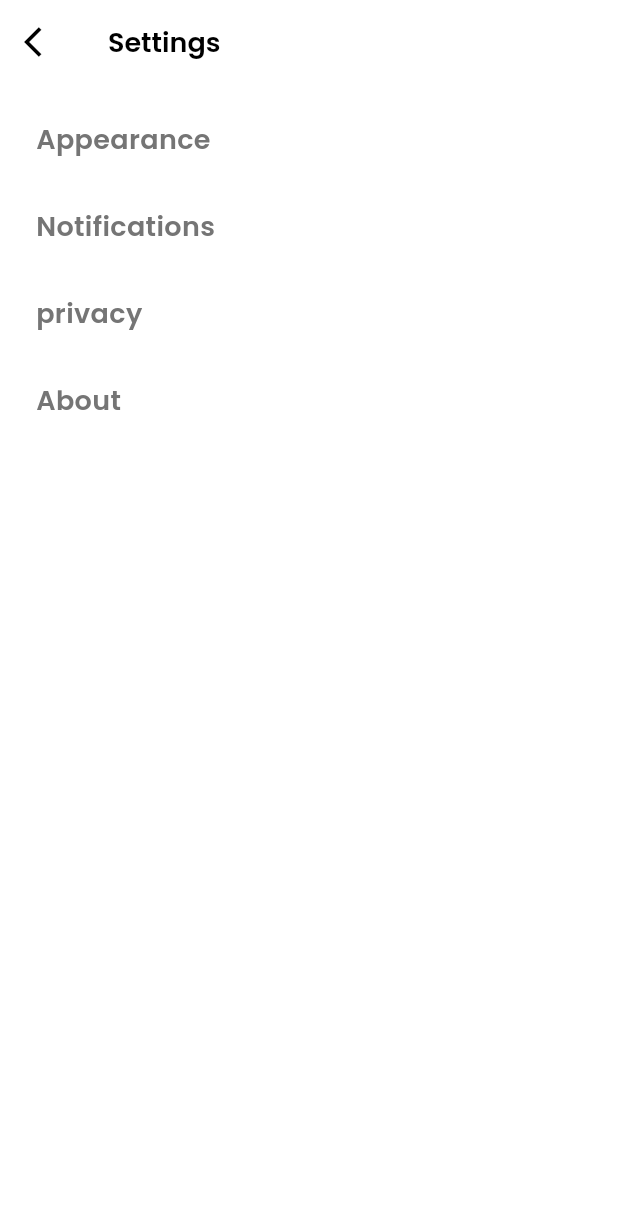
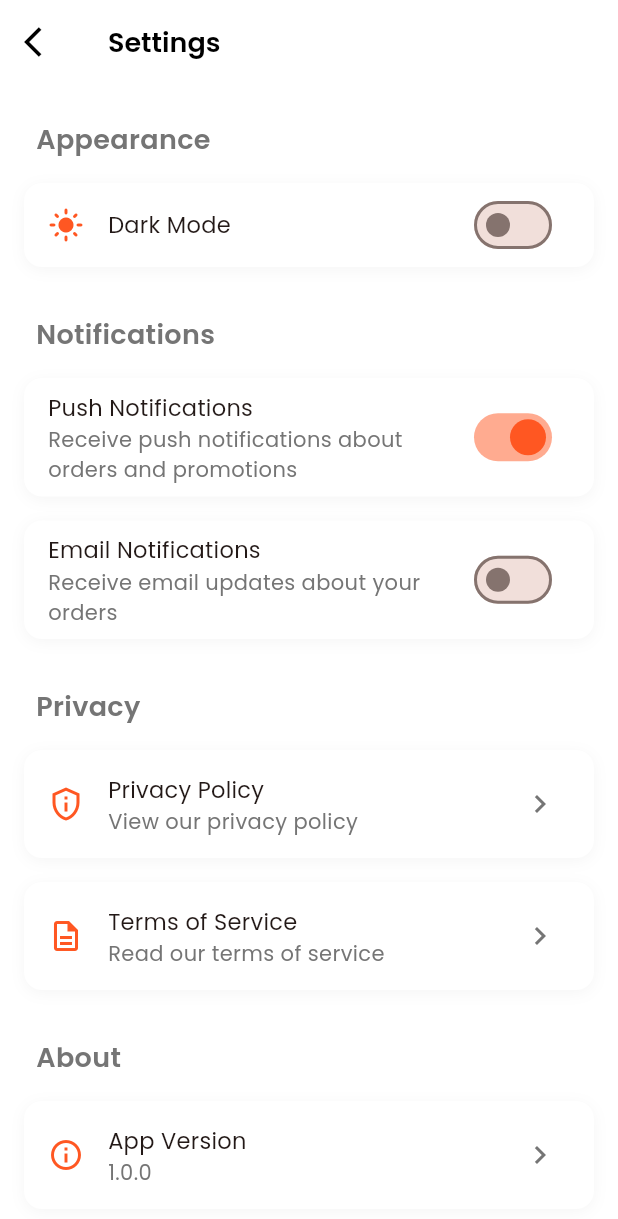
Before and after one commit to Thilina-S/shoestore_flutter, a Flutter app: the SettingsScreen screen opened directly, on a phone screen of 412 x 824 dp. Shown: the top 1219 px of the screen. Run offline on Flutter 3.47's test engine with Material 3 defaults, Android fonts, the light colour scheme and no system bars; our stand-ins replace get, get_storage, google_fonts, share_plus; accounts and stored records are empty.

Commit message:
till the privacy policy created

```diff
--- /dev/null
+++ b/lib/view/privacy policy/screens/privacy_policy_screen.dart
@@ -0,0 +1,10 @@
+import 'package:flutter/material.dart';
+
+class PrivacyPolicyScreen extends StatelessWidget {
+  const PrivacyPolicyScreen({super.key});
+
+  @override
+  Widget build(BuildContext context) {
+    return const Placeholder();
+  }
+}
--- a/lib/view/settings_screen.dart
+++ b/lib/view/settings_screen.dart
@@ -2,6 +2,8 @@ import 'package:flutter/material.dart';
 import 'package:get/get.dart';
 import 'package:shoestore/controllers/theme_controller.dart';
 import 'package:shoestore/utils/app_textstyles.dart';
+import 'package:shoestore/view/privacy%20policy/screens/privacy_policy_screen.dart';
+
 
 class SettingsScreen extends StatelessWidget {
   const SettingsScreen({super.key});
@@ -9,6 +11,7 @@ class SettingsScreen extends StatelessWidget {
   @override
   Widget build(BuildContext context) {
     final isDark = Theme.of(context).brightness == Brightness.dark;
+
     return Scaffold(
       backgroundColor: Theme.of(context).scaffoldBackgroundColor,
       appBar: AppBar(
@@ -31,13 +34,15 @@ class SettingsScreen extends StatelessWidget {
         child: Column(
           crossAxisAlignment: CrossAxisAlignment.start,
           children: [
-            _buildSection(context, 'Appearance', [_buildThemeToggle(context)]),
+            _buildSection(context, 'Appearance', [
+              _buildThemeToggle(context),
+            ]),
 
             _buildSection(context, 'Notifications', [
               _buildSwitchTile(
                 context,
                 'Push Notifications',
-                'Receive push notifications about the orders and promotions',
+                'Receive push notifications about orders and promotions',
                 true,
               ),
               _buildSwitchTile(
@@ -48,24 +53,26 @@ class SettingsScreen extends StatelessWidget {
               ),
             ]),
 
-            _buildSection(context, 'privacy', [
+            _buildSection(context, 'Privacy', [
               _buildNavigationTile(
                 context,
                 'Privacy Policy',
                 'View our privacy policy',
                 Icons.privacy_tip_outlined,
+                onTap: () => Get.to(() => const PrivacyPolicyScreen()),
               ),
               _buildNavigationTile(
                 context,
                 'Terms of Service',
-                'Read our terms of services',
+                'Read our terms of service',
                 Icons.description_outlined,
               ),
             ]),
+
             _buildSection(context, 'About', [
               _buildNavigationTile(
                 context,
-                'App verion',
+                'App Version',
                 '1.0.0',
                 Icons.info_outline,
               ),
@@ -76,6 +83,7 @@ class SettingsScreen extends StatelessWidget {
     );
   }
 
+  // SECTION BUILDER
   Widget _buildSection(
     BuildContext context,
     String title,
@@ -96,10 +104,12 @@ class SettingsScreen extends StatelessWidget {
             ),
           ),
         ),
+        ...children, // ✅ added missing children
       ],
     );
   }
 
+  // THEME TOGGLE
   Widget _buildThemeToggle(BuildContext context) {
     final isDark = Theme.of(context).brightness == Brightness.dark;
 
@@ -141,14 +151,19 @@ class SettingsScreen extends StatelessWidget {
     );
   }
 
+  // SWITCH TILE
   Widget _buildSwitchTile(
     BuildContext context,
     String title,
     String subtitle,
-    bool initialValue,
-  ) {
+    bool initialValue, {
+    VoidCallback? onTap,
+  }) {
     final isDark = Theme.of(context).brightness == Brightness.dark;
-    return Container(
+
+    return GestureDetector(
+      onTap: onTap,
+      child: Container(
         margin: const EdgeInsets.symmetric(horizontal: 16, vertical: 8),
         decoration: BoxDecoration(
           color: Theme.of(context).cardColor,
@@ -171,7 +186,6 @@ class SettingsScreen extends StatelessWidget {
               Theme.of(context).textTheme.bodyLarge!.color!,
             ),
           ),
-
           subtitle: Text(
             subtitle,
             style: AppTextStyle.withColor(
@@ -185,15 +199,18 @@ class SettingsScreen extends StatelessWidget {
             activeColor: Theme.of(context).primaryColor,
           ),
         ),
+      ),
     );
   }
 
+  // NAVIGATION TILE
   Widget _buildNavigationTile(
     BuildContext context,
     String title,
     String subtitle,
-    IconData icon,
-  ) {
+    IconData icon, {
+    VoidCallback? onTap,
+  }) {
     final isDark = Theme.of(context).brightness == Brightness.dark;
 
     return Container(
@@ -212,6 +229,7 @@ class SettingsScreen extends StatelessWidget {
         ],
       ),
       child: ListTile(
+        onTap: onTap,
         leading: Icon(icon, color: Theme.of(context).primaryColor),
         title: Text(
           title,
@@ -220,7 +238,6 @@ class SettingsScreen extends StatelessWidget {
             Theme.of(context).textTheme.bodyLarge!.color!,
           ),
         ),
-
         subtitle: Text(
           subtitle,
           style: AppTextStyle.withColor(
@@ -228,7 +245,6 @@ class SettingsScreen extends StatelessWidget {
             isDark ? Colors.grey[400]! : Colors.grey[600]!,
           ),
         ),
-
         trailing: Icon(
           Icons.chevron_right,
           color: isDark ? Colors.grey[400] : Colors.grey[600],
```
Lines whose indentation alone changed are shown as unchanged.
